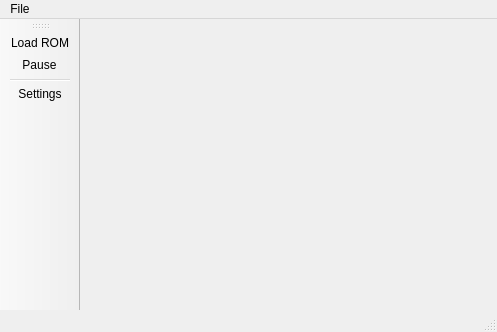
This is vba2/vba2/mainwindow.ui in LingYunZhi/gbxemu as Qt 5 draws it before an edit. The edited form follows.
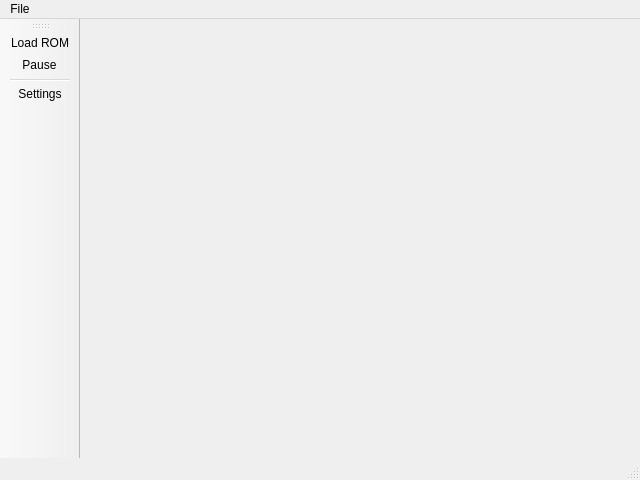
This is the edited form. Icons and pictures are not drawn.

Commit message: change start size

Patch:
```diff
--- a/vba2/vba2/mainwindow.ui
+++ b/vba2/vba2/mainwindow.ui
@@ -6,8 +6,8 @@
    <rect>
     <x>0</x>
     <y>0</y>
-    <width>497</width>
-    <height>332</height>
+    <width>640</width>
+    <height>480</height>
    </rect>
   </property>
   <property name="acceptDrops">
@@ -65,7 +65,7 @@
     <rect>
      <x>0</x>
      <y>0</y>
-     <width>497</width>
+     <width>640</width>
      <height>21</height>
     </rect>
    </property>
```
Left out of the diff: 12 changed lines with no effect on the pictures.
